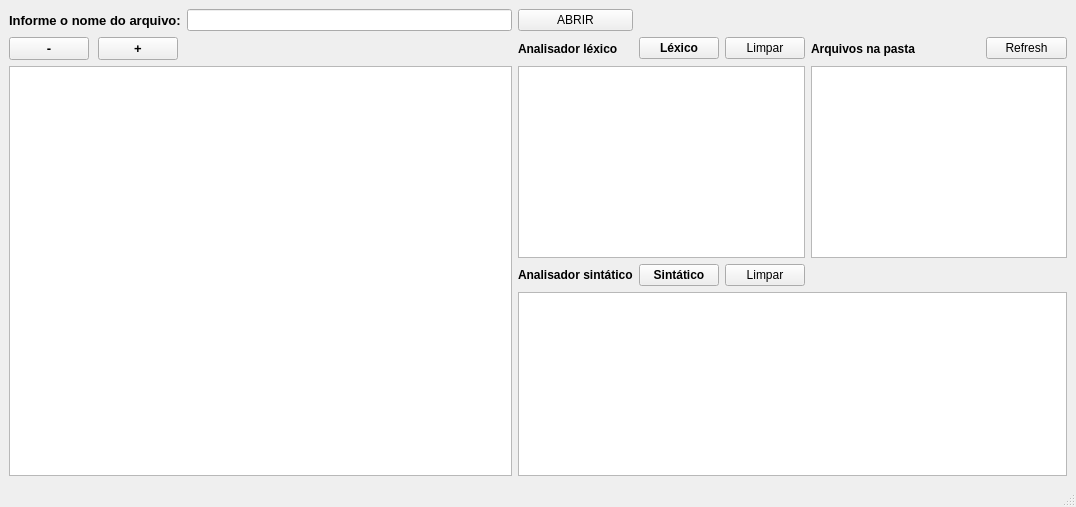
The window that trabalho/Interface.ui (EricTierre/compiladores) describes before a commit, drawn with Qt 5.
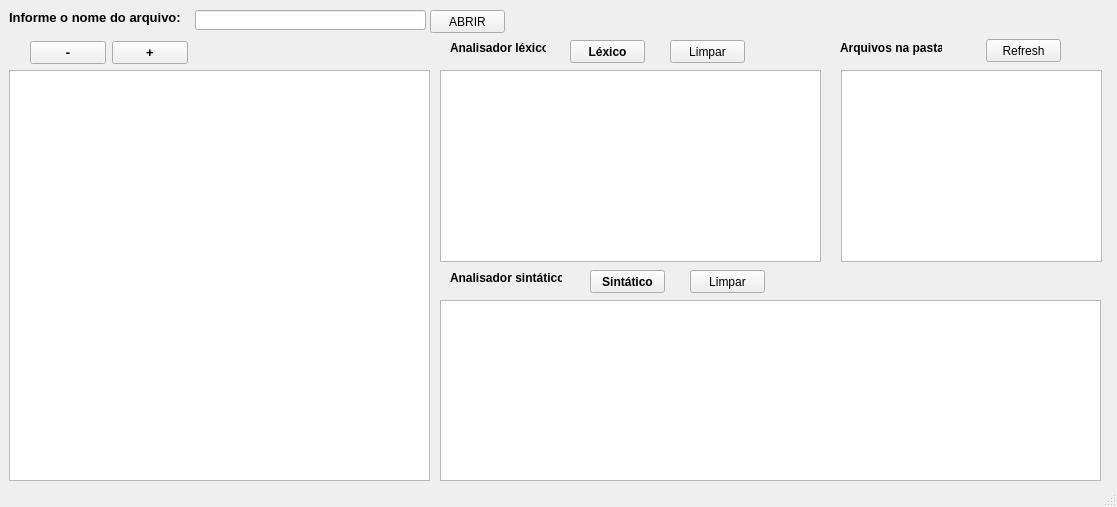
The same window after the commit. Icons and pictures are not drawn. Custom widgets are drawn as their Qt base class.

Patch:
```diff
--- a/trabalho/Interface.ui
+++ b/trabalho/Interface.ui
@@ -5,16 +5,19 @@
   <property name="windowModality">
    <enum>Qt::ApplicationModal</enum>
   </property>
+  <property name="enabled">
+   <bool>true</bool>
+  </property>
   <property name="geometry">
    <rect>
     <x>0</x>
     <y>0</y>
-    <width>1076</width>
+    <width>1117</width>
     <height>507</height>
    </rect>
   </property>
   <property name="sizePolicy">
-   <sizepolicy hsizetype="Expanding" vsizetype="Expanding">
+   <sizepolicy hsizetype="Fixed" vsizetype="Fixed">
     <horstretch>0</horstretch>
     <verstretch>0</verstretch>
    </sizepolicy>
@@ -30,9 +33,15 @@
    <string notr="true">background: (181, 181, 181);</string>
   </property>
   <widget class="QWidget" name="centralwidget">
-   <layout class="QGridLayout" name="gridLayout">
-    <item row="0" column="0">
      <widget class="QLabel" name="label">
+    <property name="geometry">
+     <rect>
+      <x>9</x>
+      <y>9</y>
+      <width>180</width>
+      <height>16</height>
+     </rect>
+    </property>
       <property name="font">
        <font>
         <pointsize>10</pointsize>
@@ -44,12 +53,25 @@
        <string>Informe o nome do arquivo:</string>
       </property>
      </widget>
-    </item>
-    <item row="0" column="1">
-     <widget class="QLineEdit" name="lineEdit"/>
-    </item>
-    <item row="0" column="2">
+   <widget class="QLineEdit" name="lineEdit">
+    <property name="geometry">
+     <rect>
+      <x>195</x>
+      <y>10</y>
+      <width>231</width>
+      <height>20</height>
+     </rect>
+    </property>
+   </widget>
      <widget class="QPushButton" name="botao_abrirarquivo">
+    <property name="geometry">
+     <rect>
+      <x>430</x>
+      <y>10</y>
+      <width>75</width>
+      <height>23</height>
+     </rect>
+    </property>
       <property name="font">
        <font>
         <pointsize>9</pointsize>
@@ -59,41 +81,15 @@
        <string>ABRIR</string>
       </property>
      </widget>
-    </item>
-    <item row="1" column="0">
-     <layout class="QHBoxLayout" name="horizontalLayout_3">
-      <item alignment="Qt::AlignLeft">
-       <widget class="QPushButton" name="botao_zoomdown">
-        <property name="font">
-         <font>
-          <pointsize>10</pointsize>
-          <weight>75</weight>
-          <bold>true</bold>
-         </font>
-        </property>
-        <property name="text">
-         <string>-</string>
-        </property>
-       </widget>
-      </item>
-      <item alignment="Qt::AlignLeft">
-       <widget class="QPushButton" name="botao_zoomup">
-        <property name="font">
-         <font>
-          <pointsize>10</pointsize>
-          <weight>75</weight>
-          <bold>true</bold>
-         </font>
-        </property>
-        <property name="text">
-         <string>+</string>
-        </property>
-       </widget>
-      </item>
-     </layout>
-    </item>
-    <item row="1" column="2">
      <widget class="QLabel" name="label_2">
+    <property name="geometry">
+     <rect>
+      <x>450</x>
+      <y>40</y>
+      <width>96</width>
+      <height>16</height>
+     </rect>
+    </property>
       <property name="font">
        <font>
         <weight>75</weight>
@@ -104,9 +100,15 @@
        <string>Analisador léxico</string>
       </property>
      </widget>
-    </item>
-    <item row="1" column="3">
      <widget class="QPushButton" name="botao_lexico">
+    <property name="geometry">
+     <rect>
+      <x>570</x>
+      <y>40</y>
+      <width>75</width>
+      <height>23</height>
+     </rect>
+    </property>
       <property name="font">
        <font>
         <weight>75</weight>
@@ -117,16 +119,28 @@
        <string>Léxico</string>
       </property>
      </widget>
-    </item>
-    <item row="1" column="4">
      <widget class="QPushButton" name="botao_deletar">
+    <property name="geometry">
+     <rect>
+      <x>670</x>
+      <y>40</y>
+      <width>75</width>
+      <height>23</height>
+     </rect>
+    </property>
       <property name="text">
        <string>Limpar</string>
       </property>
      </widget>
-    </item>
-    <item row="1" column="5" colspan="2">
      <widget class="QLabel" name="label_3">
+    <property name="geometry">
+     <rect>
+      <x>840</x>
+      <y>40</y>
+      <width>102</width>
+      <height>16</height>
+     </rect>
+    </property>
       <property name="font">
        <font>
         <weight>75</weight>
@@ -137,16 +151,28 @@
        <string>Arquivos na pasta</string>
       </property>
      </widget>
-    </item>
-    <item row="1" column="7">
      <widget class="QPushButton" name="refreshbtn">
+    <property name="geometry">
+     <rect>
+      <x>986</x>
+      <y>39</y>
+      <width>75</width>
+      <height>23</height>
+     </rect>
+    </property>
       <property name="text">
        <string>Refresh</string>
       </property>
      </widget>
-    </item>
-    <item row="2" column="0" rowspan="3" colspan="2">
      <widget class="CodeEditor" name="campotexto_arquivo">
+    <property name="geometry">
+     <rect>
+      <x>9</x>
+      <y>70</y>
+      <width>421</width>
+      <height>411</height>
+     </rect>
+    </property>
       <property name="sizePolicy">
        <sizepolicy hsizetype="Expanding" vsizetype="Minimum">
         <horstretch>0</horstretch>
@@ -165,9 +191,15 @@
        <number>0</number>
       </property>
      </widget>
-    </item>
-    <item row="2" column="2" colspan="3">
      <widget class="QTextEdit" name="campotexto_lexico">
+    <property name="geometry">
+     <rect>
+      <x>440</x>
+      <y>70</y>
+      <width>381</width>
+      <height>192</height>
+     </rect>
+    </property>
       <property name="font">
        <font>
         <pointsize>14</pointsize>
@@ -189,9 +221,15 @@
 &lt;p style=&quot;-qt-paragraph-type:empty; margin-top:0px; margin-bottom:0px; margin-left:0px; margin-right:0px; -qt-block-indent:0; text-indent:0px; font-size:8.25pt;&quot;&gt;&lt;br /&gt;&lt;/p&gt;&lt;/body&gt;&lt;/html&gt;</string>
       </property>
      </widget>
-    </item>
-    <item row="2" column="5" colspan="3">
      <widget class="QTextEdit" name="arquivos">
+    <property name="geometry">
+     <rect>
+      <x>841</x>
+      <y>70</y>
+      <width>261</width>
+      <height>192</height>
+     </rect>
+    </property>
       <property name="sizePolicy">
        <sizepolicy hsizetype="Expanding" vsizetype="Fixed">
         <horstretch>0</horstretch>
@@ -216,9 +254,15 @@
 &lt;p style=&quot; margin-top:0px; margin-bottom:0px; margin-left:0px; margin-right:0px; -qt-block-indent:0; text-indent:0px;&quot;&gt;&lt;br /&gt;&lt;/p&gt;&lt;/body&gt;&lt;/html&gt;</string>
       </property>
      </widget>
-    </item>
-    <item row="3" column="2">
      <widget class="QLabel" name="label_4">
+    <property name="geometry">
+     <rect>
+      <x>450</x>
+      <y>270</y>
+      <width>112</width>
+      <height>16</height>
+     </rect>
+    </property>
       <property name="font">
        <font>
         <weight>75</weight>
@@ -229,9 +273,15 @@
        <string>Analisador sintático</string>
       </property>
      </widget>
-    </item>
-    <item row="4" column="2" colspan="6">
      <widget class="QTextEdit" name="campotexto_sintatico">
+    <property name="geometry">
+     <rect>
+      <x>440</x>
+      <y>300</y>
+      <width>661</width>
+      <height>181</height>
+     </rect>
+    </property>
       <property name="font">
        <font>
         <pointsize>14</pointsize>
@@ -243,9 +293,15 @@
        <bool>true</bool>
       </property>
      </widget>
-    </item>
-    <item row="3" column="3">
      <widget class="QPushButton" name="botao_sintatico">
+    <property name="geometry">
+     <rect>
+      <x>590</x>
+      <y>270</y>
+      <width>75</width>
+      <height>23</height>
+     </rect>
+    </property>
       <property name="font">
        <font>
         <weight>75</weight>
@@ -256,18 +312,59 @@
        <string>Sintático</string>
       </property>
      </widget>
-    </item>
-    <item row="3" column="4">
      <widget class="QPushButton" name="botao_deletar_2">
+    <property name="geometry">
+     <rect>
+      <x>690</x>
+      <y>270</y>
+      <width>75</width>
+      <height>23</height>
+     </rect>
+    </property>
       <property name="text">
        <string>Limpar</string>
       </property>
      </widget>
-    </item>
-    <item row="3" column="6">
-     <layout class="QVBoxLayout" name="verticalLayout"/>
-    </item>
-   </layout>
+   <widget class="QWidget" name="layoutWidget">
+    <property name="geometry">
+     <rect>
+      <x>30</x>
+      <y>40</y>
+      <width>158</width>
+      <height>26</height>
+     </rect>
+    </property>
+    <layout class="QHBoxLayout" name="horizontalLayout_3">
+     <item alignment="Qt::AlignLeft">
+      <widget class="QPushButton" name="botao_zoomdown">
+       <property name="font">
+        <font>
+         <pointsize>10</pointsize>
+         <weight>75</weight>
+         <bold>true</bold>
+        </font>
+       </property>
+       <property name="text">
+        <string>-</string>
+       </property>
+      </widget>
+     </item>
+     <item alignment="Qt::AlignLeft">
+      <widget class="QPushButton" name="botao_zoomup">
+       <property name="font">
+        <font>
+         <pointsize>10</pointsize>
+         <weight>75</weight>
+         <bold>true</bold>
+        </font>
+       </property>
+       <property name="text">
+        <string>+</string>
+       </property>
+      </widget>
+     </item>
+    </layout>
+   </widget>
   </widget>
   <widget class="QStatusBar" name="statusbar"/>
   <action name="actionNew_file">
```
Lines whose indentation alone changed are shown as unchanged.
